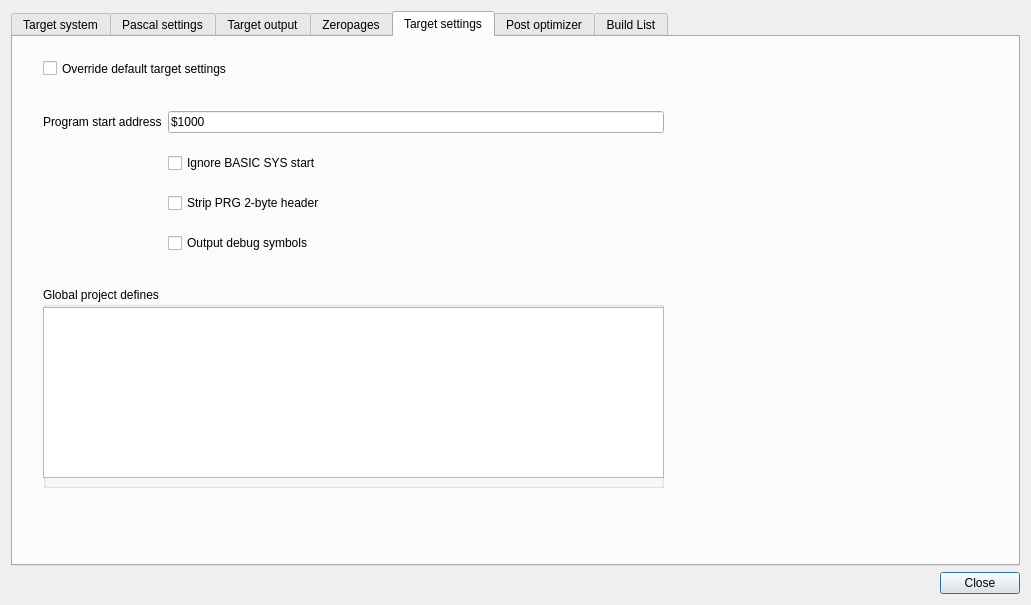
The window that source/dialogprojectsettings.ui (leuat/TRSE) describes before a commit, drawn with Qt 5.
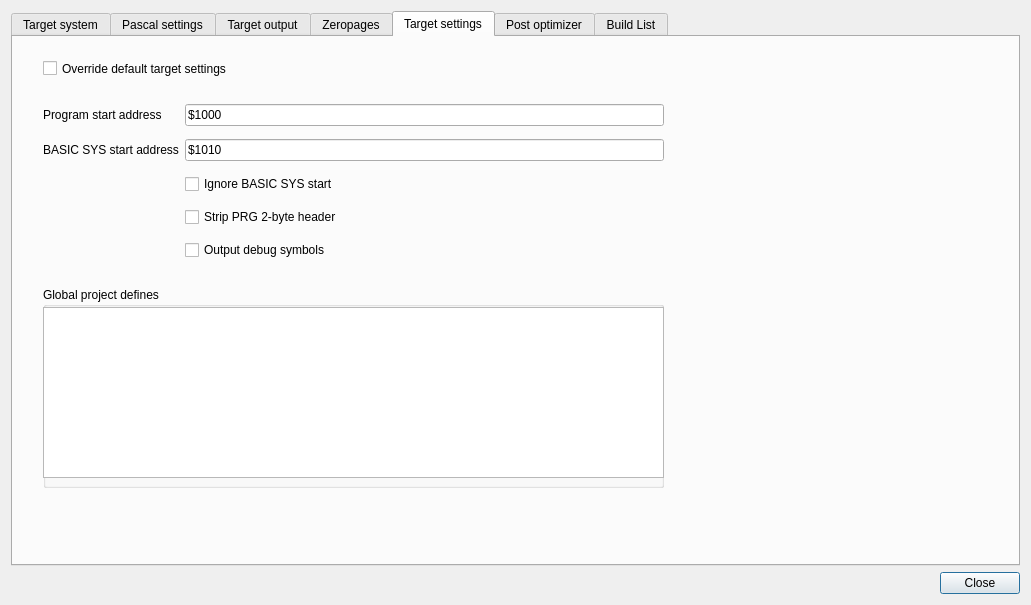
The same window after the commit. The open tabs and pages were chosen to show the change.

Commit message: Program start update

The edit to the form file:
```diff
--- a/source/dialogprojectsettings.ui
+++ b/source/dialogprojectsettings.ui
@@ -913,41 +913,55 @@
           </rect>
          </property>
          <layout class="QGridLayout" name="gridLayout_7">
-          <item row="0" column="0">
-           <widget class="QLabel" name="label_23">
-            <property name="text">
-             <string>Program start address</string>
-            </property>
-           </widget>
-          </item>
-          <item row="1" column="1">
+          <item row="2" column="1">
            <widget class="QCheckBox" name="chkIgnoreBasic">
             <property name="text">
              <string>Ignore BASIC SYS start</string>
             </property>
            </widget>
           </item>
-          <item row="0" column="1">
-           <widget class="QLineEdit" name="leProgramStartAddress">
-            <property name="text">
-             <string>$1000</string>
-            </property>
-           </widget>
-          </item>
-          <item row="2" column="1">
-           <widget class="QCheckBox" name="chkStripPrg">
-            <property name="text">
-             <string>Strip PRG 2-byte header</string>
-            </property>
-           </widget>
-          </item>
-          <item row="3" column="1">
+          <item row="4" column="1">
            <widget class="QCheckBox" name="chkDebugSymbols">
             <property name="text">
              <string>Output debug symbols</string>
             </property>
            </widget>
           </item>
+          <item row="3" column="1">
+           <widget class="QCheckBox" name="chkStripPrg">
+            <property name="text">
+             <string>Strip PRG 2-byte header</string>
+            </property>
+           </widget>
+          </item>
+          <item row="0" column="1">
+           <widget class="QLineEdit" name="leProgramStartAddress">
+            <property name="text">
+             <string>$1000</string>
+            </property>
+           </widget>
+          </item>
+          <item row="0" column="0">
+           <widget class="QLabel" name="label_23">
+            <property name="text">
+             <string>Program start address</string>
+            </property>
+           </widget>
+          </item>
+          <item row="1" column="0">
+           <widget class="QLabel" name="label_31">
+            <property name="text">
+             <string>BASIC SYS start address</string>
+            </property>
+           </widget>
+          </item>
+          <item row="1" column="1">
+           <widget class="QLineEdit" name="leBasicStartAddress">
+            <property name="text">
+             <string>$1010</string>
+            </property>
+           </widget>
+          </item>
          </layout>
         </widget>
         <widget class="QCheckBox" name="chkOverrideTargetSettings">
```
Left out of the diff: 2 changed lines with no effect on the pictures. The commit also changes 13 other files.
